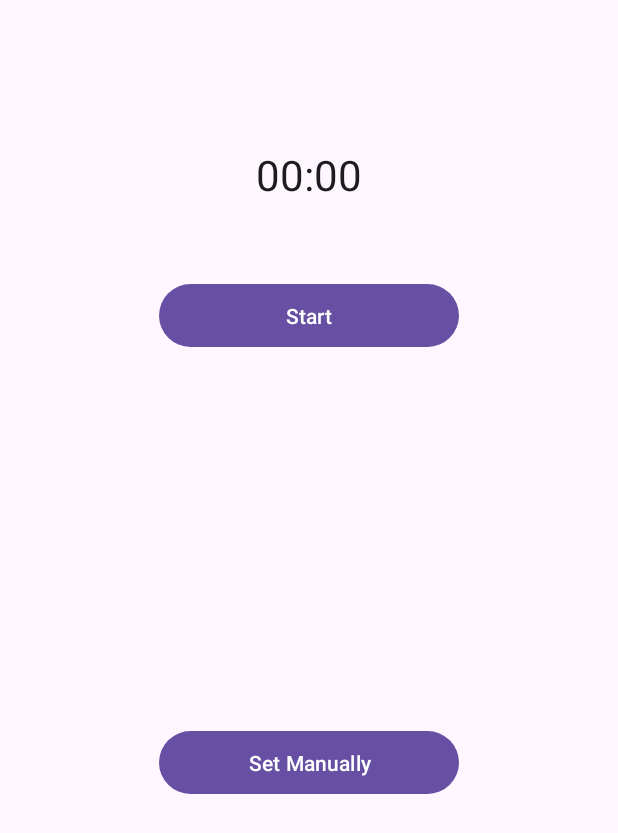
After one commit to s0heil20/TimeSync, an Android app: the layout activity_work_on_job.xml on its own in the app's theme, with its tools: preview values and no code run, on a phone screen of 412 x 824 dp. The commit adds this screen. Shown: the top 833 px of the screen. Run offline under Robolectric (Android 15) with nearby library versions, the phone set to English and light mode, and no system bars.

Commit message:
add timer and set manually

```diff
--- a/app/src/main/AndroidManifest.xml
+++ b/app/src/main/AndroidManifest.xml
@@ -24,6 +24,7 @@
         <activity android:name=".meeting.MeetingActivity"/>
         <activity android:name=".groupListMenu.GroupListMenuActivity"/>
         <activity android:name=".groupDetailedMenu.GroupDetailedMenuActivity"/>
+        <activity android:name=".workOnJob.WorkOnJobActivity"/>
     </application>
 
 </manifest>
--- a/app/src/main/java/edu/sharif/timesync/MainActivity.java
+++ b/app/src/main/java/edu/sharif/timesync/MainActivity.java
@@ -10,6 +10,7 @@ import edu.sharif.timesync.meeting.MeetingActivity;
 import edu.sharif.timesync.groupDetailedMenu.GroupDetailedMenuActivity;
 import edu.sharif.timesync.groupDetailedMenu.GroupDetailedMenuAdapter;
 import edu.sharif.timesync.groupListMenu.GroupListMenuActivity;
+import edu.sharif.timesync.workOnJob.WorkOnJobActivity;
 
 public class MainActivity extends AppCompatActivity {
 
@@ -19,6 +20,7 @@ public class MainActivity extends AppCompatActivity {
         setContentView(R.layout.activity_main);
 
 //        startActivity(new Intent(this, MeetingActivity.class));
-        startActivity(new Intent(this, GroupDetailedMenuActivity.class));
+//        startActivity(new Intent(this, GroupDetailedMenuActivity.class));
+        startActivity(new Intent(this, WorkOnJobActivity.class));
     }
 }
--- /dev/null
+++ b/app/src/main/res/layout/activity_work_on_job.xml
@@ -0,0 +1,78 @@
+<?xml version="1.0" encoding="utf-8"?>
+<androidx.constraintlayout.widget.ConstraintLayout xmlns:android="http://schemas.android.com/apk/res/android"
+    xmlns:app="http://schemas.android.com/apk/res-auto"
+    xmlns:tools="http://schemas.android.com/tools"
+    android:layout_width="match_parent"
+    android:layout_height="match_parent">
+
+
+    <LinearLayout
+        android:layout_width="409dp"
+        android:layout_height="729dp"
+        android:orientation="vertical"
+        app:layout_constraintBottom_toBottomOf="parent"
+        app:layout_constraintEnd_toEndOf="parent"
+        app:layout_constraintStart_toStartOf="parent"
+        app:layout_constraintTop_toTopOf="parent">
+
+        <LinearLayout
+            android:layout_width="match_parent"
+            android:layout_height="wrap_content"
+            android:orientation="vertical">
+
+            <Chronometer
+                android:id="@+id/chronometer"
+                android:layout_width="match_parent"
+                android:layout_height="wrap_content"
+                android:gravity="center"
+                android:paddingTop="50dp"
+                android:textSize="28sp"/>
+
+            <Button
+                android:id="@+id/startButton"
+                android:layout_width="200dp"
+                android:layout_height="50dp"
+                android:layout_gravity="center"
+                android:layout_marginTop="50dp"
+                android:text="Start" />
+
+            <Button
+                android:id="@+id/resetButton"
+                android:layout_width="200dp"
+                android:layout_height="50dp"
+                android:layout_gravity="center"
+                android:layout_marginTop="10dp"
+                android:visibility="invisible"
+                android:text="Reset" />
+
+        </LinearLayout>
+
+        <LinearLayout
+            android:layout_width="match_parent"
+            android:layout_height="wrap_content"
+            android:layout_marginTop="100dp"
+            android:gravity="center"
+            android:orientation="vertical">
+
+            <TextView
+                android:layout_width="200dp"
+                android:layout_height="wrap_content"
+                android:gravity="center"
+                android:id="@+id/manualTextView"
+                android:textSize="28sp">
+
+            </TextView>
+
+            <Button
+                android:id="@+id/setManuallyButton"
+                android:layout_width="200dp"
+                android:layout_height="50dp"
+                android:layout_marginTop="50dp"
+                android:gravity="center"
+                android:text="Set Manually" />
+
+        </LinearLayout>
+
+
+    </LinearLayout>
+</androidx.constraintlayout.widget.ConstraintLayout>
```
Also changed, not shown: app/src/main/java/edu/sharif/timesync/workOnJob/WorkOnJobActivity.java (+96 -1 lines).
